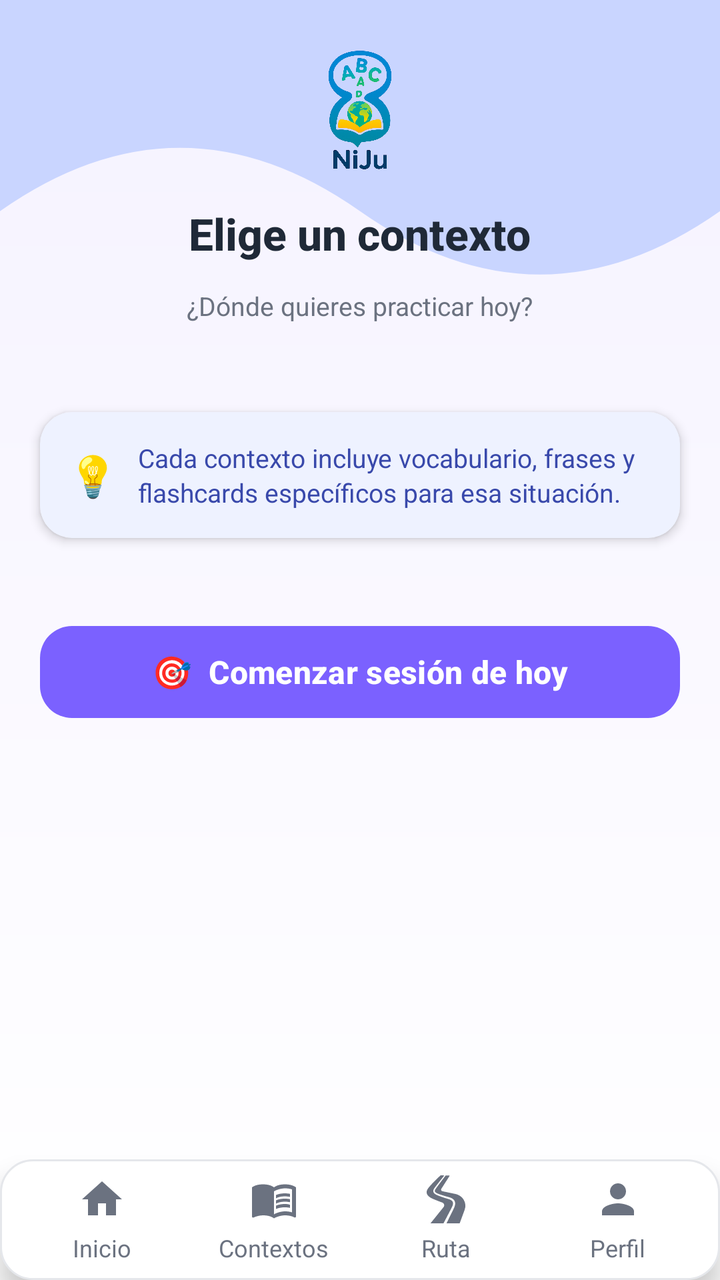
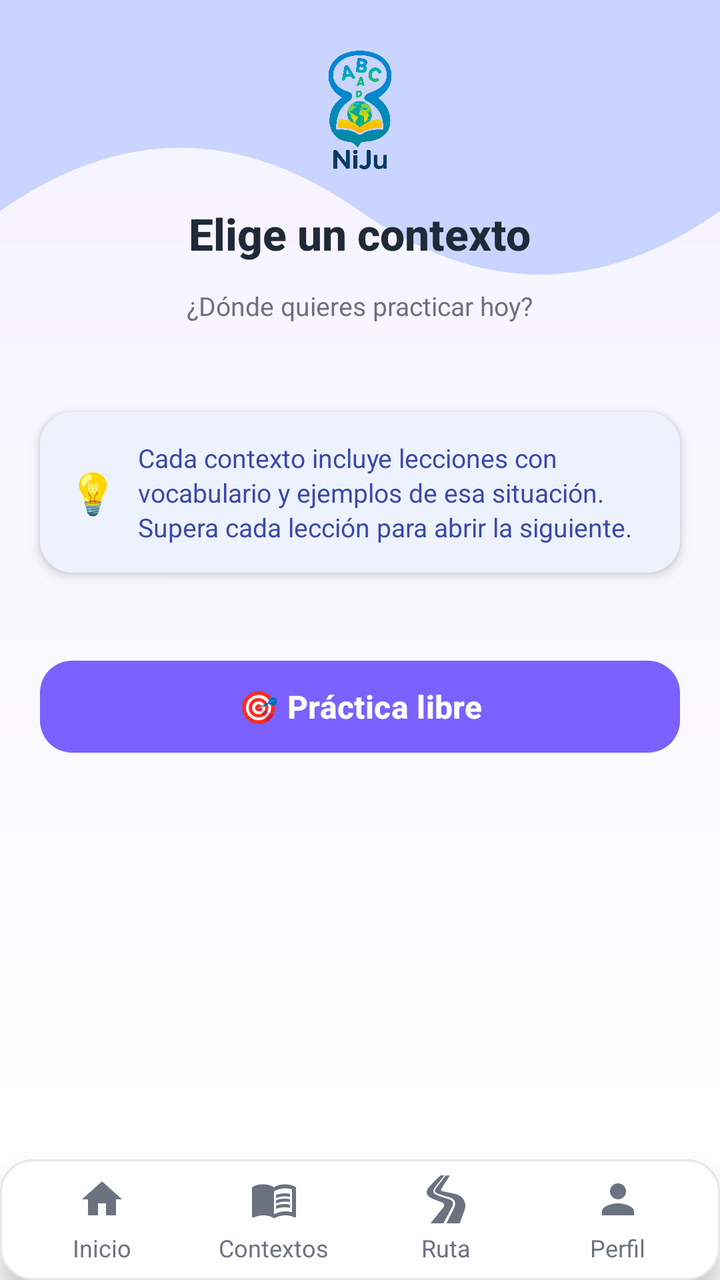

Two renders of the same Android screen: before a commit and after it. Below are the layout's source before the change and the commit's diff.
<!-- AndroidManifest.xml: application theme Theme.NiJu_Project -->
<!-- res/layout/activity_contexts.xml -->
<?xml version="1.0" encoding="utf-8"?>
<RelativeLayout xmlns:android="http://schemas.android.com/apk/res/android"
    xmlns:app="http://schemas.android.com/apk/res-auto"
    xmlns:tools="http://schemas.android.com/tools"
    android:layout_width="match_parent"
    android:layout_height="match_parent"
    android:background="@drawable/background_gradient"
    tools:context=".ContextsActivity">

    
    <ProgressBar
        android:id="@+id/progressBar"
        android:layout_width="wrap_content"
        android:layout_height="wrap_content"
        android:layout_centerInParent="true"
        android:elevation="10dp"
        android:visibility="gone" />

    
    <ScrollView
        android:layout_width="match_parent"
        android:layout_height="match_parent"
        android:layout_above="@id/include_bottom_navigation"
        android:scrollbars="none"
        android:overScrollMode="never">

        <LinearLayout
            android:layout_width="match_parent"
            android:layout_height="wrap_content"
            android:orientation="vertical">

            
            <RelativeLayout
                android:layout_width="match_parent"
                android:layout_height="190dp"
                android:background="@drawable/top_wave_shape">

                <ImageView
                    android:id="@+id/logoNiJu"
                    android:layout_width="88dp"
                    android:layout_height="78dp"
                    android:layout_alignParentTop="true"
                    android:layout_centerHorizontal="true"
                    android:layout_marginTop="16dp"
                    android:src="@drawable/logo_niju"
                    android:contentDescription="@string/app_name" />

                <TextView
                    android:layout_width="wrap_content"
                    android:layout_height="wrap_content"
                    android:layout_below="@id/logoNiJu"
                    android:layout_centerHorizontal="true"
                    android:layout_marginTop="8dp"
                    android:text="Elige un contexto"
                    android:textColor="@color/color_text_primary"
                    android:textSize="22sp"
                    android:textStyle="bold"
                    android:fontFamily="sans-serif-medium" />

                <TextView
                    android:layout_width="wrap_content"
                    android:layout_height="wrap_content"
                    android:layout_below="@id/logoNiJu"
                    android:layout_centerHorizontal="true"
                    android:layout_marginTop="50dp"
                    android:text="¿Dónde quieres practicar hoy?"
                    android:textColor="@color/color_text_secondary"
                    android:textSize="13sp" />
            </RelativeLayout>

            
            <androidx.cardview.widget.CardView
                android:layout_width="match_parent"
                android:layout_height="wrap_content"
                android:layout_marginHorizontal="20dp"
                android:layout_marginTop="16dp"
                android:layout_marginBottom="4dp"
                app:cardCornerRadius="16dp"
                app:cardElevation="3dp"
                app:cardBackgroundColor="@color/color_card_blue">

                <LinearLayout
                    android:layout_width="match_parent"
                    android:layout_height="wrap_content"
                    android:orientation="horizontal"
                    android:padding="14dp"
                    android:gravity="center_vertical">

                    <TextView
                        android:layout_width="wrap_content"
                        android:layout_height="wrap_content"
                        android:text="💡"
                        android:textSize="20sp"
                        android:layout_marginEnd="10dp" />

                    <TextView
                        android:layout_width="0dp"
                        android:layout_height="wrap_content"
                        android:layout_weight="1"
                        android:text="Cada contexto incluye vocabulario, frases y flashcards específicos para esa situación."
                        android:textColor="#3949AB"
                        android:textSize="13sp"
                        android:lineSpacingExtra="2dp" />
                </LinearLayout>
            </androidx.cardview.widget.CardView>

            
            <androidx.recyclerview.widget.RecyclerView
                android:id="@+id/rvContexts"
                android:layout_width="match_parent"
                android:layout_height="wrap_content"
                android:layout_marginHorizontal="16dp"
                android:layout_marginTop="12dp"
                android:layout_marginBottom="8dp"
                android:padding="4dp"
                android:clipToPadding="false"
                android:nestedScrollingEnabled="false" />

            
            <com.google.android.material.button.MaterialButton
                android:id="@+id/btnStartSession"
                android:layout_width="match_parent"
                android:layout_height="54dp"
                android:layout_marginHorizontal="20dp"
                android:layout_marginTop="8dp"
                android:layout_marginBottom="36dp"
                app:backgroundTint="#7B61FF"
                app:cornerRadius="16dp"
                android:text="🎯  Comenzar sesión de hoy"
                android:textAllCaps="false"
                android:textColor="#FFFFFF"
                android:textSize="16sp"
                android:textStyle="bold"
                app:elevation="4dp" />

        </LinearLayout>
    </ScrollView>

    
    <include
        android:id="@+id/include_bottom_navigation"
        layout="@layout/bottom_navigation"
        android:layout_width="match_parent"
        android:layout_height="wrap_content"
        android:layout_alignParentBottom="true" />

</RelativeLayout>
<!-- res/layout/bottom_navigation.xml (included above) -->
<?xml version="1.0" encoding="utf-8"?>
<LinearLayout xmlns:android="http://schemas.android.com/apk/res/android"
    android:id="@+id/bottom_navigation"
    android:layout_width="match_parent"
    android:layout_height="70dp"
    android:layout_alignParentBottom="true"
    android:background="@drawable/rounded_bg"
    android:elevation="8dp"
    android:orientation="horizontal"
    android:padding="8dp">

    
    <LinearLayout
        android:id="@+id/navHome"
        android:layout_width="0dp"
        android:layout_height="match_parent"
        android:layout_weight="1"
        android:gravity="center"
        android:orientation="vertical">

        <ImageView
            android:layout_width="24dp"
            android:layout_height="24dp"
            android:layout_marginBottom="4dp"
            android:src="@drawable/ic_home_active" />

        <TextView
            android:layout_width="wrap_content"
            android:layout_height="wrap_content"
            android:text="Inicio"
            android:textColor="@color/color_text_secondary"
            android:textSize="12sp" />
    </LinearLayout>

    
    <LinearLayout
        android:id="@+id/navContexts"
        android:layout_width="0dp"
        android:layout_height="match_parent"
        android:layout_weight="1"
        android:gravity="center"
        android:orientation="vertical">

        <ImageView
            android:layout_width="24dp"
            android:layout_height="24dp"
            android:layout_marginBottom="4dp"
            android:src="@drawable/ic_contexts" />

        <TextView
            android:layout_width="wrap_content"
            android:layout_height="wrap_content"
            android:text="Contextos"
            android:textColor="@color/color_text_secondary"
            android:textSize="12sp" />
    </LinearLayout>

    
    <LinearLayout
        android:id="@+id/navRuta"
        android:layout_width="0dp"
        android:layout_height="match_parent"
        android:layout_weight="1"
        android:gravity="center"
        android:orientation="vertical">

        <ImageView
            android:layout_width="24dp"
            android:layout_height="24dp"
            android:layout_marginBottom="4dp"
            android:src="@drawable/ic_road" />

        <TextView
            android:layout_width="wrap_content"
            android:layout_height="wrap_content"
            android:text="Ruta"
            android:textColor="@color/color_text_secondary"
            android:textSize="12sp" />
    </LinearLayout>

    
    <LinearLayout
        android:id="@+id/navProfile"
        android:layout_width="0dp"
        android:layout_height="match_parent"
        android:layout_weight="1"
        android:gravity="center"
        android:orientation="vertical">

        <ImageView
            android:layout_width="24dp"
            android:layout_height="24dp"
            android:layout_marginBottom="4dp"
            android:src="@drawable/ic_profile" />

        <TextView
            android:layout_width="wrap_content"
            android:layout_height="wrap_content"
            android:text="Perfil"
            android:textColor="@color/color_text_secondary"
            android:textSize="12sp" />
    </LinearLayout>
</LinearLayout>
<!-- resources referenced by this layout -->
<resources>
  <color name="color_card_blue">#EEF2FF</color>
  <color name="color_text_primary">#1F2937</color>
  <color name="color_text_secondary">#6B7280</color>
  <!-- drawable background_gradient (drawable) -->
  <?xml version="1.0" encoding="utf-8"?>
  <shape xmlns:android="http://schemas.android.com/apk/res/android">
      <gradient
          android:startColor="@color/color_gradient_start"
          android:endColor="@color/color_gradient_end"
          android:angle="270"/>
  </shape>
  <!-- drawable ic_home_active (drawable) -->
  <?xml version="1.0" encoding="utf-8"?>
  <vector xmlns:android="http://schemas.android.com/apk/res/android"
      android:width="24dp"
      android:height="24dp"
      android:viewportWidth="24"
      android:viewportHeight="24">
      <path
          android:fillColor="#6B7280"
          android:pathData="M10,20v-6h4v6h5v-8h3L12,3 2,12h3v8z"/>
  </vector>
  <!-- drawable ic_profile (drawable) -->
  <?xml version="1.0" encoding="utf-8"?>
  <vector xmlns:android="http://schemas.android.com/apk/res/android"
      android:width="24dp"
      android:height="24dp"
      android:viewportWidth="24"
      android:viewportHeight="24">
      <path
          android:fillColor="#6B7280"
          android:pathData="M12,12c2.21,0 4,-1.79 4,-4s-1.79,-4 -4,-4 -4,1.79 -4,4 1.79,4 4,4zM12,14c-2.67,0 -8,1.34 -8,4v2h16v-2c0,-2.66 -5.33,-4 -8,-4z"/>
  </vector>
  <!-- drawable rounded_bg (drawable) -->
  <?xml version="1.0" encoding="utf-8"?>
  <shape xmlns:android="http://schemas.android.com/apk/res/android"
      android:shape="rectangle">
      <solid android:color="@color/color_surface" />
      <corners android:radius="16dp" />
      <stroke
          android:width="1dp"
          android:color="@color/color_border" />
  </shape>
  <!-- drawable top_wave_shape (drawable) -->
  <vector xmlns:android="http://schemas.android.com/apk/res/android"
      android:width="400dp"
      android:height="180dp"
      android:viewportWidth="400"
      android:viewportHeight="180">
      <path
          android:fillColor="@color/color_wave"
          android:pathData="M0,0 L400,0 L400,100 Q300,160 200,100 Q100,40 0,100 Z" />
  </vector>
  <string name="app_name">Niju</string>
  <style name="Theme.NiJu_Project" parent="Base.Theme.NiJu_Project" />
  <color name="color_gradient_start">#F5F2FF</color>
  <color name="color_gradient_end">#FFFFFF</color>
  <color name="color_surface">#FFFFFF</color>
  <color name="color_border">#E5E7EB</color>
  <color name="color_wave">#C9D5FF</color>
  <color name="color_background">#F3F4F6</color>
  <style name="Widget.NiJu.CardView" parent="Widget.MaterialComponents.CardView">
          <item name="cardBackgroundColor">@color/color_surface</item>
          <item name="cardCornerRadius">16dp</item>
          <item name="cardElevation">2dp</item>
      </style>
  <!-- unchanged entries left out for length: 4 -->
</resources>

<!-- the commit's change to res/layout/activity_contexts.xml (unified diff, before → after) -->
@@ -51,7 +51,7 @@
                     android:layout_below="@id/logoNiJu"
                     android:layout_centerHorizontal="true"
                     android:layout_marginTop="8dp"
-                    android:text="Elige un contexto"
+                    android:text="@string/ui_elige_un_contexto"
                     android:textColor="@color/color_text_primary"
                     android:textSize="22sp"
                     android:textStyle="bold"
@@ -63,7 +63,7 @@
                     android:layout_below="@id/logoNiJu"
                     android:layout_centerHorizontal="true"
                     android:layout_marginTop="50dp"
-                    android:text="¿Dónde quieres practicar hoy?"
+                    android:text="@string/ui_donde_quieres_practicar_hoy"
                     android:textColor="@color/color_text_secondary"
                     android:textSize="13sp" />
             </RelativeLayout>
@@ -89,7 +89,7 @@
                     <TextView
                         android:layout_width="wrap_content"
                         android:layout_height="wrap_content"
-                        android:text="💡"
+                        android:text="@string/ui_texto"
                         android:textSize="20sp"
                         android:layout_marginEnd="10dp" />
 
@@ -97,7 +97,7 @@
                         android:layout_width="0dp"
                         android:layout_height="wrap_content"
                         android:layout_weight="1"
-                        android:text="Cada contexto incluye vocabulario, frases y flashcards específicos para esa situación."
+                        android:text="@string/ui_cada_contexto_incluye_lecciones_con"
                         android:textColor="#3949AB"
                         android:textSize="13sp"
                         android:lineSpacingExtra="2dp" />
@@ -117,6 +117,9 @@
                 android:nestedScrollingEnabled="false" />
 
             
+            <include layout="@layout/view_empty_state" />
+
+            
             <com.google.android.material.button.MaterialButton
                 android:id="@+id/btnStartSession"
                 android:layout_width="match_parent"
@@ -126,7 +129,7 @@
                 android:layout_marginBottom="36dp"
                 app:backgroundTint="#7B61FF"
                 app:cornerRadius="16dp"
-                android:text="🎯  Comenzar sesión de hoy"
+                android:text="@string/ui_practica_libre"
                 android:textAllCaps="false"
                 android:textColor="#FFFFFF"
                 android:textSize="16sp"
@@ -145,6 +148,37 @@
         android:layout_alignParentBottom="true" />
 
 </RelativeLayout>
+<!-- res/layout/view_empty_state.xml (included above) -->
+<?xml version="1.0" encoding="utf-8"?>
+<LinearLayout xmlns:android="http://schemas.android.com/apk/res/android"
+    android:id="@+id/emptyState"
+    android:layout_width="match_parent"
+    android:layout_height="wrap_content"
+    android:gravity="center_horizontal"
+    android:orientation="vertical"
+    android:padding="32dp"
+    android:visibility="gone">
+
+    <TextView
+        android:id="@+id/tvEmptyMessage"
+        android:layout_width="wrap_content"
+        android:layout_height="wrap_content"
+        android:gravity="center"
+        android:textColor="@color/color_text_secondary"
+        android:textSize="15sp" />
+
+    <Button
+        android:id="@+id/btnEmptyAction"
+        android:layout_width="wrap_content"
+        android:layout_height="44dp"
+        android:layout_marginTop="16dp"
+        android:background="@drawable/button_outline_background"
+        android:paddingHorizontal="20dp"
+        android:text="@string/session_retry"
+        android:textAllCaps="false"
+        android:textColor="#5865F2"
+        android:visibility="gone" />
+</LinearLayout>
 <!-- res/layout/bottom_navigation.xml (included above) -->
 <?xml version="1.0" encoding="utf-8"?>
 <LinearLayout xmlns:android="http://schemas.android.com/apk/res/android"
@@ -167,6 +201,7 @@
         android:orientation="vertical">
 
         <ImageView
+        android:importantForAccessibility="no"
             android:layout_width="24dp"
             android:layout_height="24dp"
             android:layout_marginBottom="4dp"
@@ -175,7 +210,7 @@
         <TextView
             android:layout_width="wrap_content"
             android:layout_height="wrap_content"
-            android:text="Inicio"
+            android:text="@string/ui_inicio"
             android:textColor="@color/color_text_secondary"
             android:textSize="12sp" />
     </LinearLayout>
@@ -190,6 +225,7 @@
         android:orientation="vertical">
 
         <ImageView
+        android:importantForAccessibility="no"
             android:layout_width="24dp"
             android:layout_height="24dp"
             android:layout_marginBottom="4dp"
@@ -198,7 +234,7 @@
         <TextView
             android:layout_width="wrap_content"
             android:layout_height="wrap_content"
-            android:text="Contextos"
+            android:text="@string/ui_contextos"
             android:textColor="@color/color_text_secondary"
             android:textSize="12sp" />
     </LinearLayout>
@@ -213,6 +249,7 @@
         android:orientation="vertical">
 
         <ImageView
+        android:importantForAccessibility="no"
             android:layout_width="24dp"
             android:layout_height="24dp"
             android:layout_marginBottom="4dp"
@@ -221,7 +258,7 @@
         <TextView
             android:layout_width="wrap_content"
             android:layout_height="wrap_content"
-            android:text="Ruta"
+            android:text="@string/ui_ruta"
             android:textColor="@color/color_text_secondary"
             android:textSize="12sp" />
     </LinearLayout>
@@ -236,6 +273,7 @@
         android:orientation="vertical">
 
         <ImageView
+        android:importantForAccessibility="no"
             android:layout_width="24dp"
             android:layout_height="24dp"
             android:layout_marginBottom="4dp"
@@ -244,7 +282,7 @@
         <TextView
             android:layout_width="wrap_content"
             android:layout_height="wrap_content"
-            android:text="Perfil"
+            android:text="@string/ui_perfil"
             android:textColor="@color/color_text_secondary"
             android:textSize="12sp" />
     </LinearLayout>
<!-- resource entries referenced after the edit -->
@@ -10,6 +10,13 @@
           android:startColor="@color/color_gradient_start"
           android:endColor="@color/color_gradient_end"
           android:angle="270"/>
+  </shape>
+  <!-- drawable button_outline_background (drawable) -->
+  <?xml version="1.0" encoding="utf-8"?>
+  <shape xmlns:android="http://schemas.android.com/apk/res/android">
+      <solid android:color="@android:color/transparent"/>
+      <stroke android:width="2dp" android:color="#5865F2"/>
+      <corners android:radius="12dp"/>
   </shape>
   <!-- drawable ic_home_active (drawable) -->
   <?xml version="1.0" encoding="utf-8"?>
@@ -53,7 +60,17 @@
           android:fillColor="@color/color_wave"
           android:pathData="M0,0 L400,0 L400,100 Q300,160 200,100 Q100,40 0,100 Z" />
   </vector>
-  <string name="app_name">Niju</string>
+  <string name="app_name">NiJu</string>
+  <string name="session_retry">Reintentar</string>
+  <string name="ui_cada_contexto_incluye_lecciones_con">Cada contexto incluye lecciones con vocabulario y ejemplos de esa situación. Supera cada lección para abrir la siguiente.</string>
+  <string name="ui_contextos">Contextos</string>
+  <string name="ui_donde_quieres_practicar_hoy">¿Dónde quieres practicar hoy?</string>
+  <string name="ui_elige_un_contexto">Elige un contexto</string>
+  <string name="ui_inicio">Inicio</string>
+  <string name="ui_perfil">Perfil</string>
+  <string name="ui_practica_libre">🎯  Práctica libre</string>
+  <string name="ui_ruta">Ruta</string>
+  <string name="ui_texto">💡</string>
   <style name="Theme.NiJu_Project" parent="Base.Theme.NiJu_Project" />
   <color name="color_gradient_start">#F5F2FF</color>
   <color name="color_gradient_end">#FFFFFF</color>
